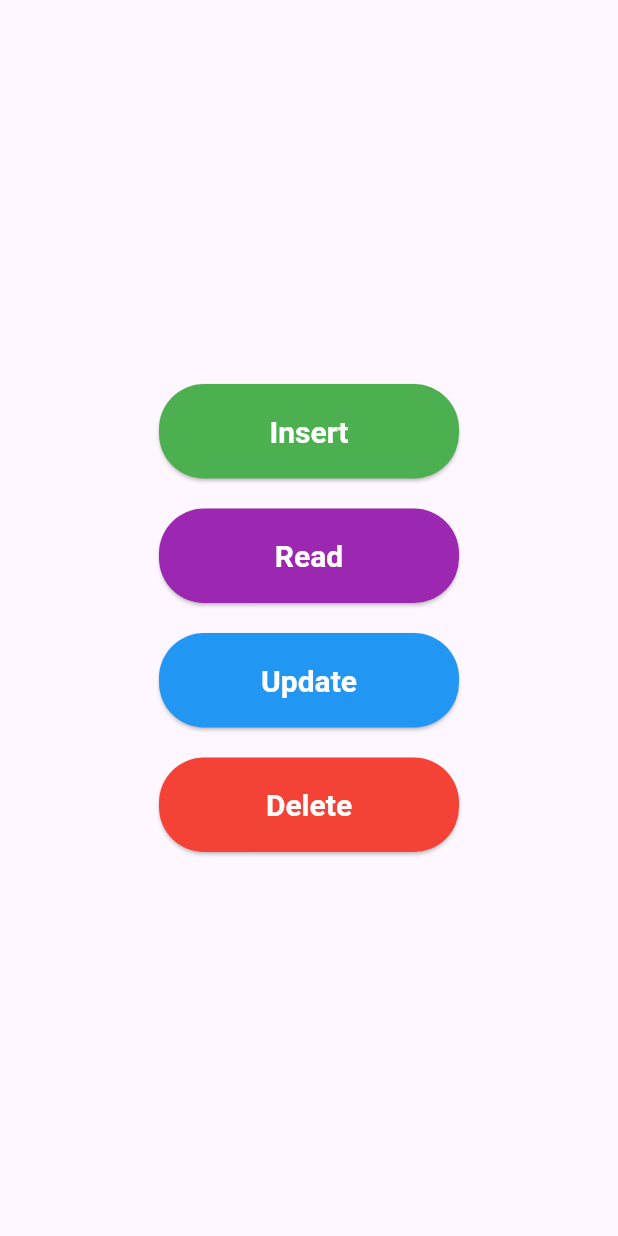
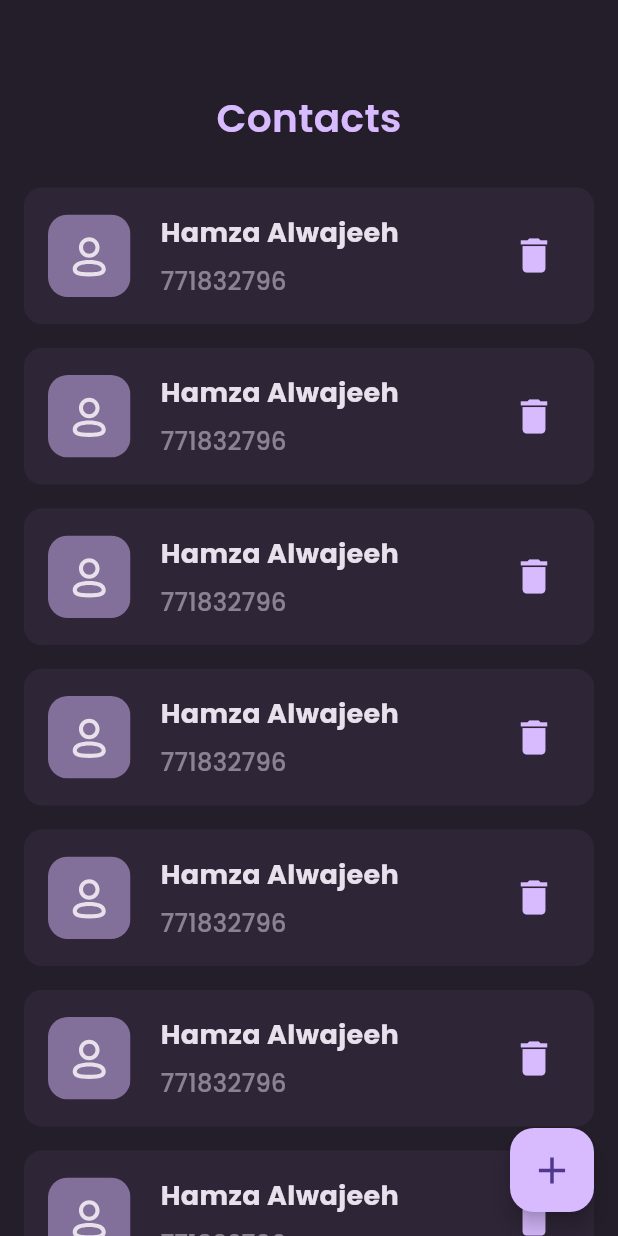
Before and after one commit to HamzaAlwajeeh/Flutter-Lab-2, a Flutter app: the screen it shows after launch, on a phone screen of 412 x 824 dp. Run offline on Flutter 3.47's test engine with Material 3 defaults, Android fonts, the phone set to English and light mode, and no system bars; our stand-ins replace audioplayers, flutter_svg, get_it, sqflite; accounts and stored records are empty.

Commit message:
create half contact design

```diff
--- a/lib/core/router/on_generate_route.dart
+++ b/lib/core/router/on_generate_route.dart
@@ -1,6 +1,7 @@
 import 'package:flutter/material.dart';
 import 'package:naghamat/labs/FutureBuilder/view/future_builder_home_view.dart';
 import 'package:naghamat/labs/LearningSqlLite/views/test_db.dart';
+import 'package:naghamat/labs/SQL/views/sql_home_view.dart';
 import 'package:naghamat/labs/naghamat/views/naghamat_home_view.dart';
 
 Route<dynamic> onGenerateRoute(RouteSettings settings) {
@@ -13,6 +14,8 @@ Route<dynamic> onGenerateRoute(RouteSettings settings) {
       );
     case TestDb.routeName:
       return MaterialPageRoute(builder: (context) => const TestDb());
+    case SqlHomeView.routeName:
+      return MaterialPageRoute(builder: (context) => const SqlHomeView());
     default:
       return MaterialPageRoute(builder: (context) => const Scaffold());
   }
--- /dev/null
+++ b/lib/labs/SQL/views/sql_home_view.dart
@@ -0,0 +1,52 @@
+import 'package:flutter/material.dart';
+import 'package:naghamat/core/constants/constants.dart';
+import 'package:naghamat/labs/SQL/views/widgets/sql_home_view_body.dart';
+
+class SqlHomeView extends StatelessWidget {
+  const SqlHomeView({super.key});
+  static const String routeName = '/sql-home';
+  @override
+  Widget build(BuildContext context) {
+    return Scaffold(
+      backgroundColor: AppColors.scaffoldBackground,
+      body: SqlHomeViewBody(),
+      floatingActionButton: FloatingActionButton(
+        onPressed: () {
+          showModalBottomSheet(
+            isScrollControlled: true,
+            elevation: 50,
+            backgroundColor: AppColors.textFeilsSecondary,
+            shape: const RoundedRectangleBorder(
+              borderRadius: BorderRadius.only(
+                topLeft: Radius.circular(30),
+                topRight: Radius.circular(30),
+              ),
+            ),
+            builder: (context) {
+              return SizedBox(
+                height: 500,
+                width: double.infinity,
+                child: Column(
+                  children: [
+                    const SizedBox(height: 20),
+                    Text(
+                      'Add Contact',
+                      style: TextStyle(
+                        fontSize: 24,
+                        fontWeight: FontWeight.bold,
+                        color: AppColors.textPrimaryColor,
+                      ),
+                    ),
+                  ],
+                ),
+              );
+            },
+            context: context,
+          );
+        },
+        backgroundColor: AppColors.primary,
+        child: const Icon(Icons.add, size: 30),
+      ),
+    );
+  }
+}
--- /dev/null
+++ b/lib/labs/SQL/views/widgets/contacts_list_view_builder.dart
@@ -0,0 +1,21 @@
+import 'package:flutter/material.dart';
+import 'package:naghamat/labs/SQL/views/widgets/list_view_contact_item.dart';
+
+class ContactsListViewBuilder extends StatelessWidget {
+  const ContactsListViewBuilder({super.key});
+  @override
+  Widget build(BuildContext context) {
+    return Expanded(
+      child: ListView.builder(
+        physics: const BouncingScrollPhysics(),
+        itemCount: 10,
+        itemBuilder: (context, index) {
+          return Padding(
+            padding: const EdgeInsets.symmetric(vertical: 8),
+            child: ListViewContactItem(),
+          );
+        },
+      ),
+    );
+  }
+}
--- /dev/null
+++ b/lib/labs/SQL/views/widgets/custom_app_bart.dart
@@ -0,0 +1,21 @@
+import 'package:flutter/widgets.dart';
+import 'package:naghamat/core/constants/constants.dart';
+
+class CustomAPpBar extends StatelessWidget {
+  const CustomAPpBar({
+    super.key,
+  });
+
+  @override
+  Widget build(BuildContext context) {
+    return Text(
+      textAlign: TextAlign.center,
+      'Contacts',
+      style: TextStyle(
+        color: AppColors.primary,
+        fontWeight: FontWeight.w600,
+        fontSize: 26,
+      ),
+    );
+  }
+}
--- /dev/null
+++ b/lib/labs/SQL/views/widgets/list_view_contact_item.dart
@@ -0,0 +1,56 @@
+import 'package:flutter/material.dart';
+import 'package:flutter_svg/svg.dart';
+import 'package:naghamat/core/constants/constants.dart';
+
+class ListViewContactItem extends StatelessWidget {
+  const ListViewContactItem({super.key});
+
+  @override
+  Widget build(BuildContext context) {
+    return Container(
+      height: 91,
+      decoration: BoxDecoration(
+        borderRadius: BorderRadius.circular(12),
+        color: AppColors.textFeilsSecondary,
+      ),
+      child: Padding(
+        padding: const EdgeInsets.symmetric(horizontal: 16, vertical: 16),
+        child: Row(
+          children: [
+            SvgPicture.asset('assets/images/user.svg', width: 55),
+            const SizedBox(width: 20),
+            Column(
+              spacing: 8,
+              mainAxisSize: MainAxisSize.min,
+              mainAxisAlignment: MainAxisAlignment.center,
+              crossAxisAlignment: CrossAxisAlignment.start,
+              children: [
+                Text(
+                  'Hamza Alwajeeh',
+                  style: TextStyle(
+                    fontSize: 18,
+                    fontWeight: FontWeight.bold,
+                    color: AppColors.textPrimaryColor,
+                  ),
+                ),
+                Text(
+                  '771832796',
+                  style: TextStyle(
+                    fontSize: 16,
+                    fontWeight: FontWeight.w500,
+                    color: AppColors.textPrimaryColor.withOpacity(0.5),
+                  ),
+                ),
+              ],
+            ),
+            Spacer(),
+            IconButton(
+              onPressed: () {},
+              icon: Icon(Icons.delete, color: AppColors.primary, size: 30),
+            ),
+          ],
+        ),
+      ),
+    );
+  }
+}
--- /dev/null
+++ b/lib/labs/SQL/views/widgets/sql_home_view_body.dart
@@ -0,0 +1,22 @@
+import 'package:flutter/material.dart';
+import 'package:naghamat/labs/SQL/views/widgets/contacts_list_view_builder.dart';
+import 'package:naghamat/labs/SQL/views/widgets/custom_app_bart.dart';
+
+class SqlHomeViewBody extends StatelessWidget {
+  const SqlHomeViewBody({super.key});
+
+  @override
+  Widget build(BuildContext context) {
+    return Padding(
+      padding: const EdgeInsets.only(left: 16, right: 16, top: 60),
+      child: Column(
+        crossAxisAlignment: CrossAxisAlignment.stretch,
+        children: [
+          CustomAPpBar(),
+          const SizedBox(height: 20),
+          ContactsListViewBuilder(),
+        ],
+      ),
+    );
+  }
+}
--- a/lib/main.dart
+++ b/lib/main.dart
@@ -1,7 +1,7 @@
 import 'package:flutter/material.dart';
 import 'package:naghamat/core/helper/service_loactor.dart';
 import 'package:naghamat/core/router/on_generate_route.dart';
-import 'package:naghamat/labs/LearningSqlLite/views/test_db.dart';
+import 'package:naghamat/labs/SQL/views/sql_home_view.dart';
 
 void main() {
   WidgetsFlutterBinding.ensureInitialized();
@@ -20,7 +20,7 @@ class MyApp extends StatelessWidget {
       theme: ThemeData(fontFamily: 'Poppins'),
       title: 'Labs',
       onGenerateRoute: onGenerateRoute,
-      initialRoute: TestDb.routeName,
+      initialRoute: SqlHomeView.routeName,
     );
   }
 }
```
Also changed, not shown: lib/helper/assets.dart (added, +60 -0 lines), lib/labs/SQL/database/sql_db.dart (added, +68 -0 lines), assets/images/user.svg (added).
